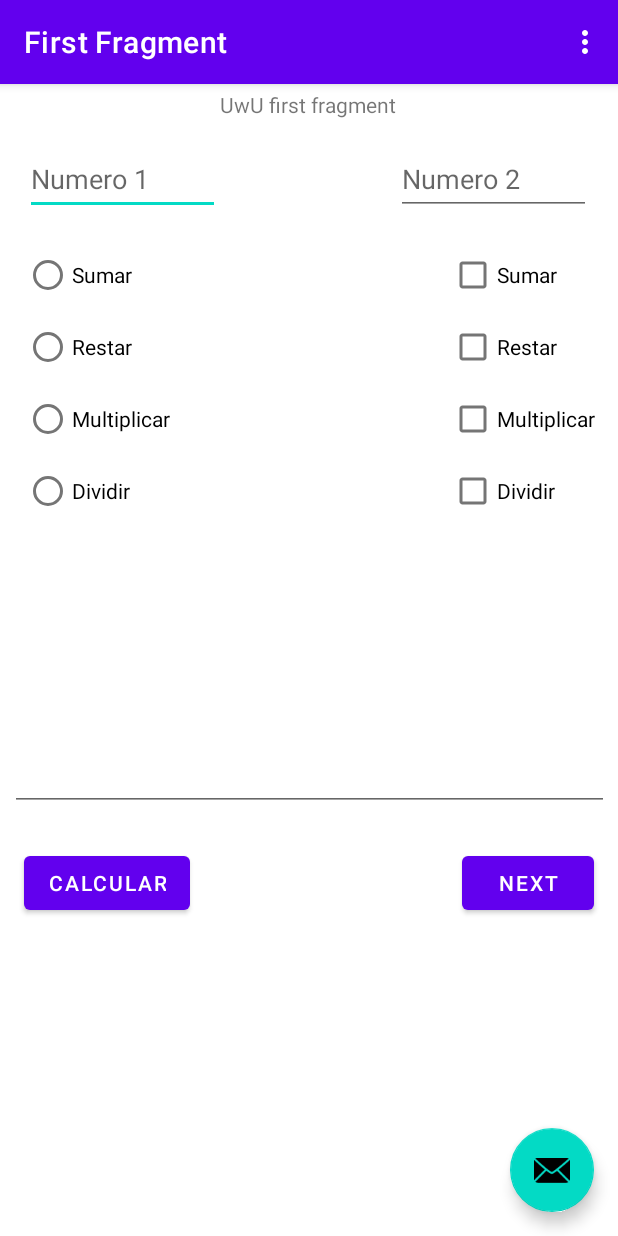
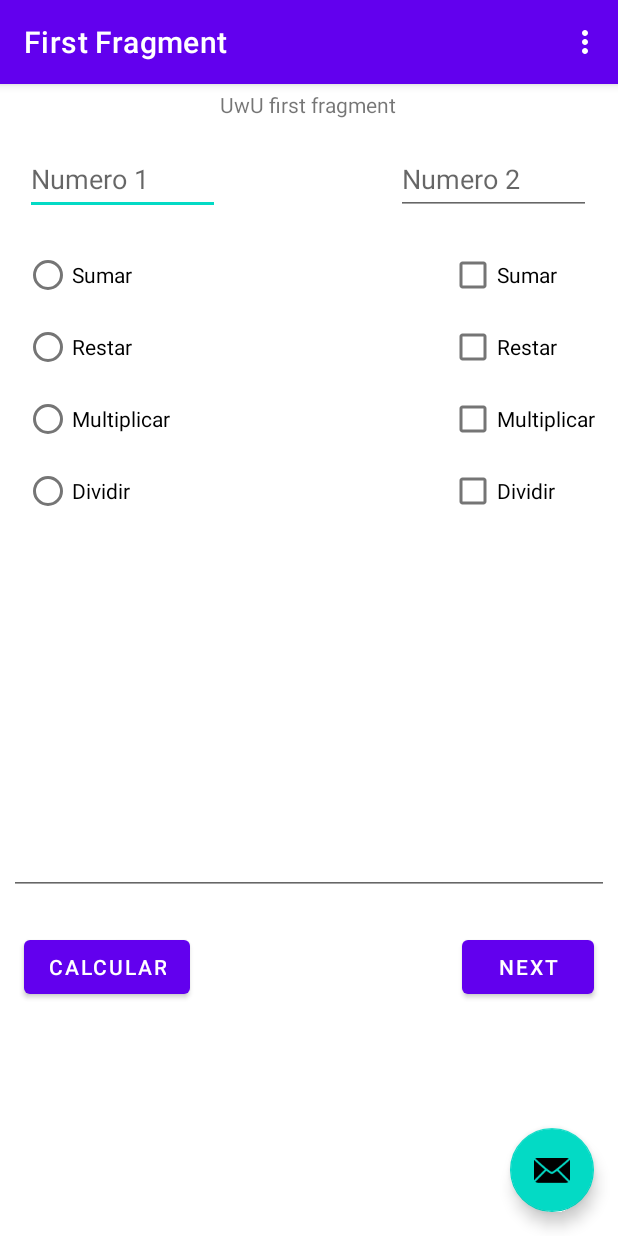
Before and after one commit to nikc1999/Curso-DSM, an Android app: the screen it shows after launch (MainActivity), on a phone screen of 412 x 824 dp. Run offline under Robolectric (Android 15) with nearby library versions, the phone set to English and light mode, and no system bars; our stand-ins replace navigation-ui.

Commit message:
activacion multilinea de editTextResultado y aumento a 24sp

```diff
--- a/app/src/main/res/layout/fragment_first.xml
+++ b/app/src/main/res/layout/fragment_first.xml
@@ -62,13 +62,15 @@
 
     <EditText
         android:id="@+id/editTextResultado"
-        android:layout_width="399dp"
-        android:layout_height="124dp"
+        android:layout_width="400dp"
+        android:layout_height="180dp"
         android:layout_marginStart="6dp"
         android:layout_marginTop="65dp"
         android:layout_marginEnd="6dp"
         android:ems="10"
-        android:inputType="textPersonName"
+        android:inputType="textMultiLine|textPersonName"
+        android:singleLine="false"
+        android:textSize="24sp"
         app:layout_constraintEnd_toEndOf="parent"
         app:layout_constraintStart_toStartOf="parent"
         app:layout_constraintTop_toBottomOf="@+id/checkBox_division" />
```
